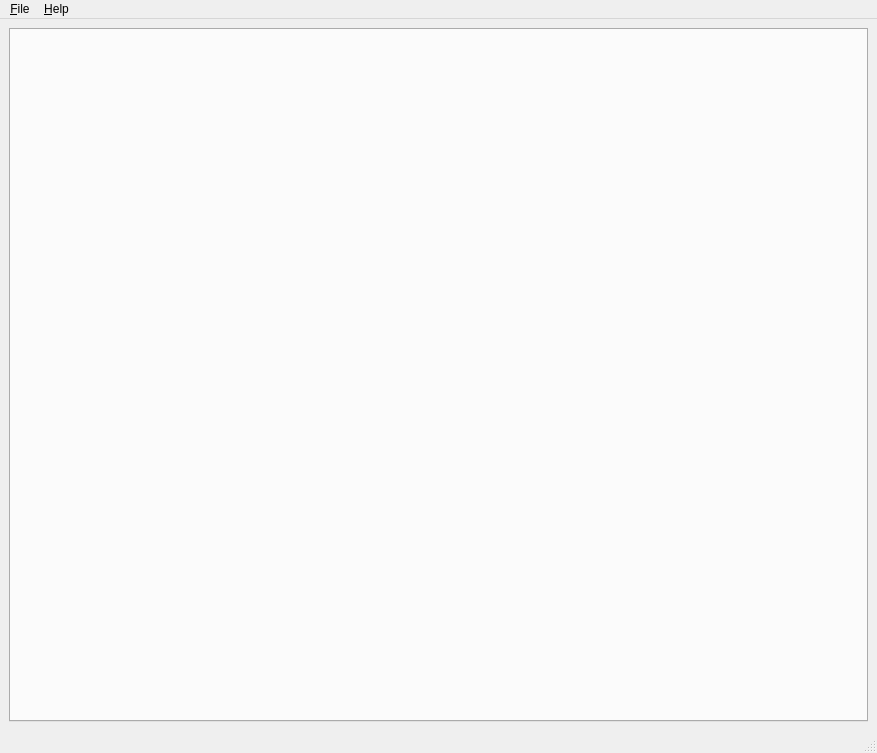
Qt form UI/spinware.ui (textbrowser/spinware) before a commit.
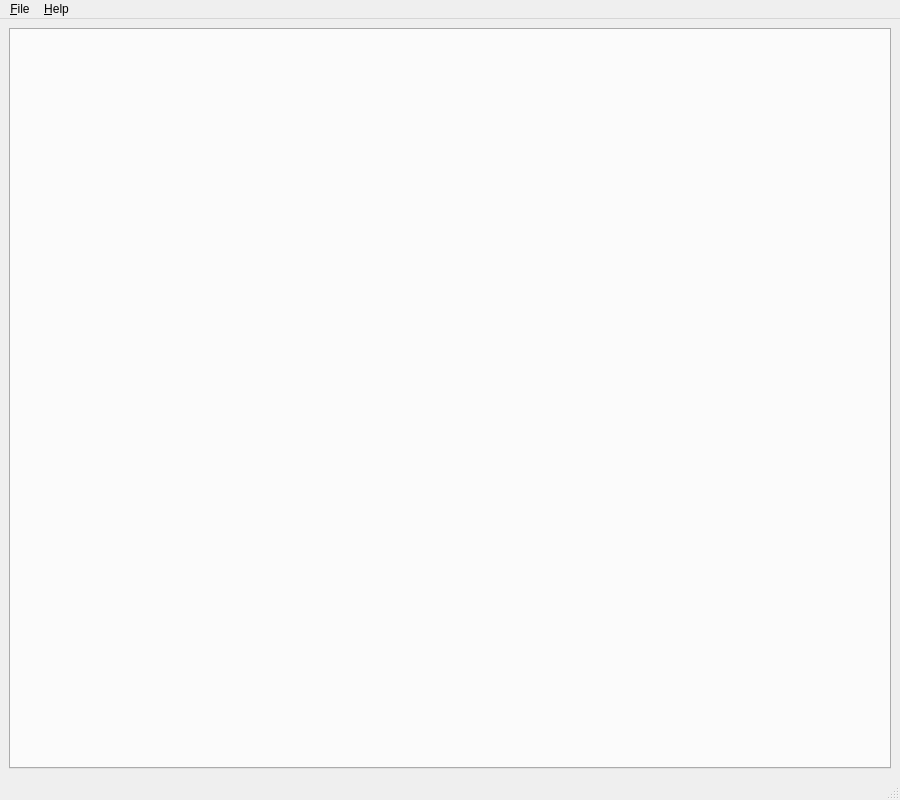
The same form after that commit. Icons and pictures are not drawn.

What changed in the file:
```diff
--- a/UI/spinware.ui
+++ b/UI/spinware.ui
@@ -6,8 +6,8 @@
    <rect>
     <x>0</x>
     <y>0</y>
-    <width>877</width>
-    <height>753</height>
+    <width>900</width>
+    <height>800</height>
    </rect>
   </property>
   <property name="windowTitle">
@@ -32,8 +32,8 @@
     <rect>
      <x>0</x>
      <y>0</y>
-     <width>877</width>
-     <height>27</height>
+     <width>900</width>
+     <height>34</height>
     </rect>
    </property>
    <widget class="QMenu" name="menu_File">
```
